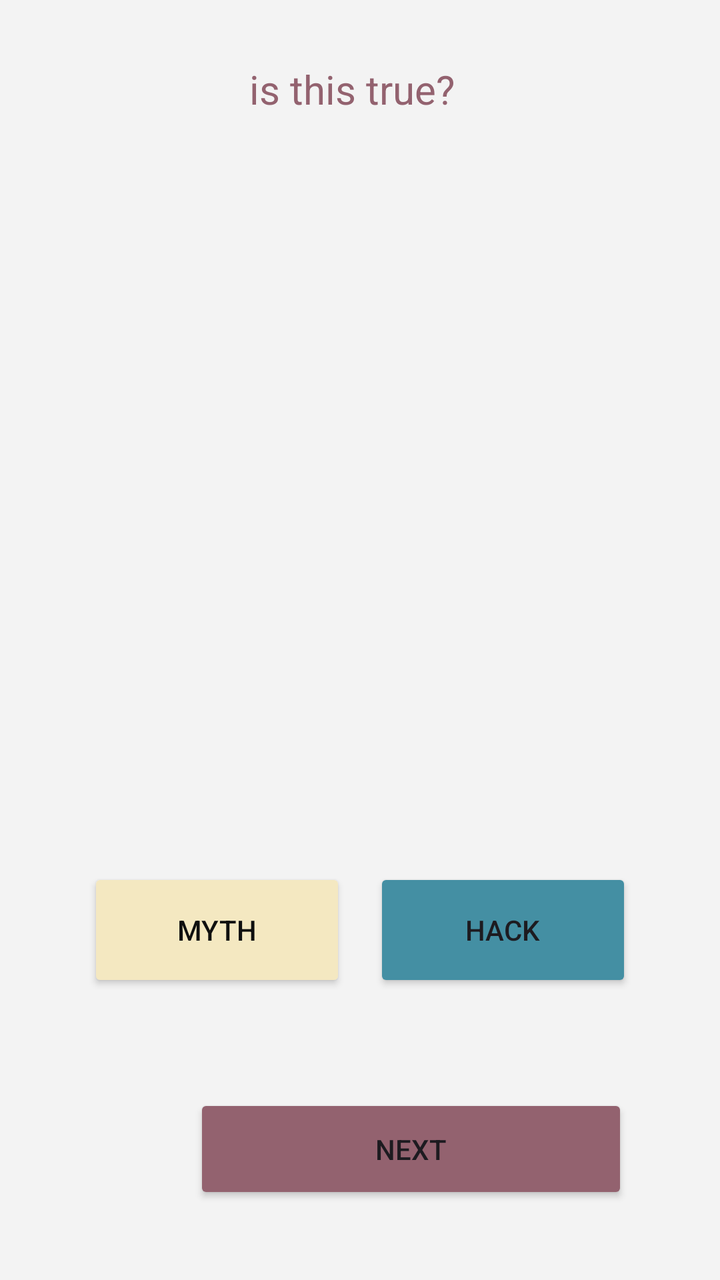
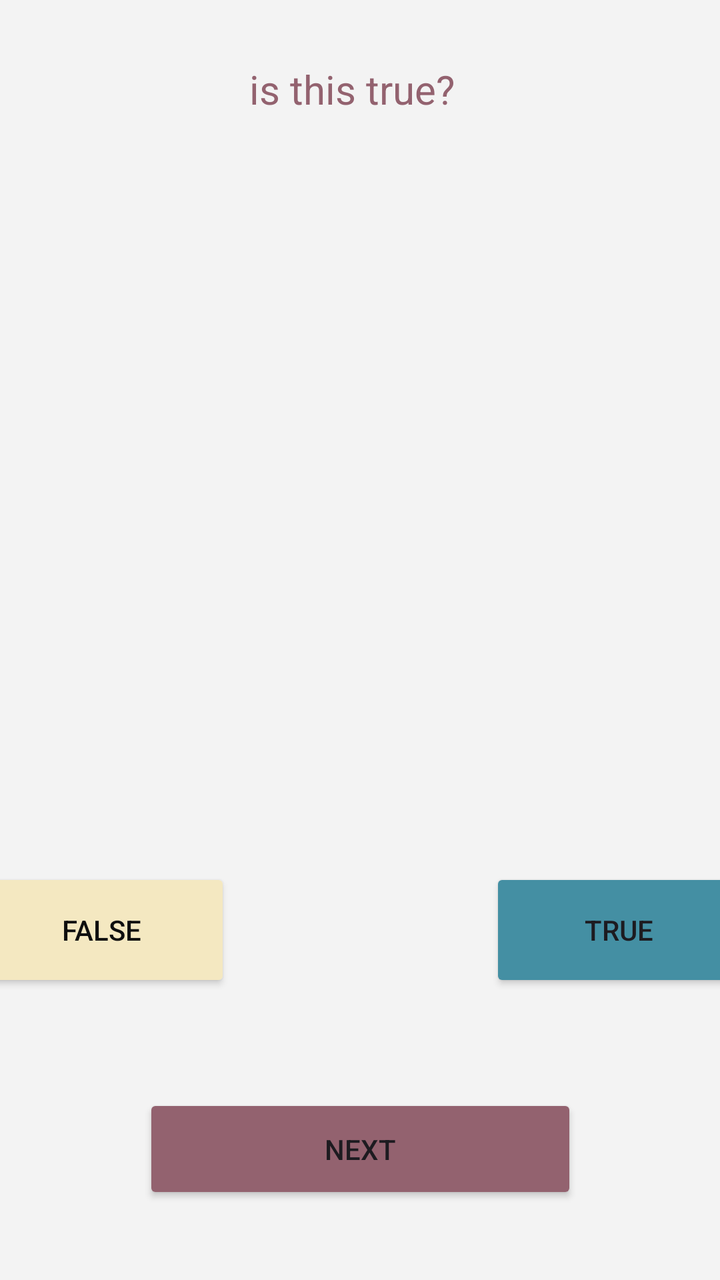

Two renders of the same Android screen: before a commit and after it. Below are the layout's source before the change and the commit's diff.
<!-- AndroidManifest.xml: application theme Theme.IceTask6imad -->
<!-- res/layout/activity_main.xml -->
<?xml version="1.0" encoding="utf-8"?>
<androidx.constraintlayout.widget.ConstraintLayout xmlns:android="http://schemas.android.com/apk/res/android"
    xmlns:app="http://schemas.android.com/apk/res-auto"
    xmlns:tools="http://schemas.android.com/tools"
    android:id="@+id/main"
    android:layout_width="match_parent"
    android:layout_height="match_parent"
    tools:context=".MainActivity"
    android:background="#f3f3f3">

    <Button
        android:id="@+id/falseButton"
        android:layout_width="129dp"
        android:layout_height="62dp"
        android:layout_marginStart="44dp"
        android:layout_marginBottom="144dp"
        android:text="Myth"
        android:backgroundTint="#f4e8c1"
        android:textColor="#0f0f0f"
        app:layout_constraintBottom_toBottomOf="parent"
        app:layout_constraintStart_toStartOf="parent" />

    <Button
        android:id="@+id/trueButton"
        android:layout_width="129dp"
        android:layout_height="62dp"
        android:layout_marginEnd="44dp"
        android:layout_marginBottom="144dp"
        android:text="Hack"
        android:backgroundTint="#448fa3"
        app:layout_constraintBottom_toBottomOf="parent"
        app:layout_constraintEnd_toEndOf="parent" />

    <Button
        android:id="@+id/nextButton"
        android:layout_width="217dp"
        android:layout_height="55dp"
        android:layout_marginStart="97dp"
        android:layout_marginBottom="38dp"
        android:text="next"
        android:backgroundTint="#93626f"
        app:layout_constraintBottom_toBottomOf="parent"
        app:layout_constraintStart_toStartOf="parent" />

    <TextView
        android:id="@+id/feedbackView"
        android:layout_width="345dp"
        android:layout_height="138dp"
        android:layout_marginStart="29dp"
        android:layout_marginTop="32dp"
        android:layout_marginEnd="37dp"
        android:textAlignment="center"
        android:textSize="16sp"
        app:layout_constraintEnd_toEndOf="parent"
        app:layout_constraintHorizontal_bias="1.0"
        app:layout_constraintStart_toStartOf="parent"
        app:layout_constraintTop_toBottomOf="@+id/questionView" />

    <TextView
        android:id="@+id/questionView"
        android:layout_width="345dp"
        android:layout_height="260dp"
        android:layout_marginStart="31dp"
        android:layout_marginTop="76dp"
        android:layout_marginEnd="35dp"
        android:textAlignment="center"
        android:textSize="20sp"
        app:layout_constraintEnd_toEndOf="parent"
        app:layout_constraintHorizontal_bias="1.0"
        app:layout_constraintStart_toStartOf="parent"
        app:layout_constraintTop_toTopOf="parent" />

    <TextView
        android:id="@+id/textView2"
        android:layout_width="110dp"
        android:layout_height="37dp"
        android:layout_marginStart="150dp"
        android:layout_marginTop="31dp"
        android:layout_marginEnd="151dp"
        android:text="is this true?"
        android:textAlignment="center"
        android:textSize="20sp"
        android:textColor="#93626f"
        app:layout_constraintEnd_toEndOf="parent"
        app:layout_constraintStart_toStartOf="parent"
        app:layout_constraintTop_toTopOf="parent" />
</androidx.constraintlayout.widget.ConstraintLayout>
<!-- resources referenced by this layout -->
<resources>
  <style name="Theme.IceTask6imad" parent="Base.Theme.IceTask6imad" />
  <style name="Base.Theme.IceTask6imad" parent="Theme.Material3.DayNight.NoActionBar">
          
          
      </style>
</resources>

<!-- the commit's change to res/layout/activity_main.xml (unified diff, before → after) -->
@@ -13,33 +13,39 @@
         android:layout_width="129dp"
         android:layout_height="62dp"
         android:layout_marginStart="44dp"
+        android:layout_marginEnd="65dp"
         android:layout_marginBottom="144dp"
-        android:text="Myth"
         android:backgroundTint="#f4e8c1"
+        android:text="false"
         android:textColor="#0f0f0f"
         app:layout_constraintBottom_toBottomOf="parent"
+        app:layout_constraintEnd_toStartOf="@+id/trueButton"
         app:layout_constraintStart_toStartOf="parent" />
 
     <Button
         android:id="@+id/trueButton"
         android:layout_width="129dp"
         android:layout_height="62dp"
+        android:layout_marginStart="65dp"
         android:layout_marginEnd="44dp"
         android:layout_marginBottom="144dp"
-        android:text="Hack"
         android:backgroundTint="#448fa3"
+        android:text="True"
         app:layout_constraintBottom_toBottomOf="parent"
-        app:layout_constraintEnd_toEndOf="parent" />
+        app:layout_constraintEnd_toEndOf="parent"
+        app:layout_constraintStart_toEndOf="@+id/falseButton" />
 
     <Button
         android:id="@+id/nextButton"
         android:layout_width="217dp"
         android:layout_height="55dp"
         android:layout_marginStart="97dp"
+        android:layout_marginEnd="97dp"
         android:layout_marginBottom="38dp"
+        android:backgroundTint="#93626f"
         android:text="next"
-        android:backgroundTint="#93626f"
         app:layout_constraintBottom_toBottomOf="parent"
+        app:layout_constraintEnd_toEndOf="parent"
         app:layout_constraintStart_toStartOf="parent" />
 
     <TextView
